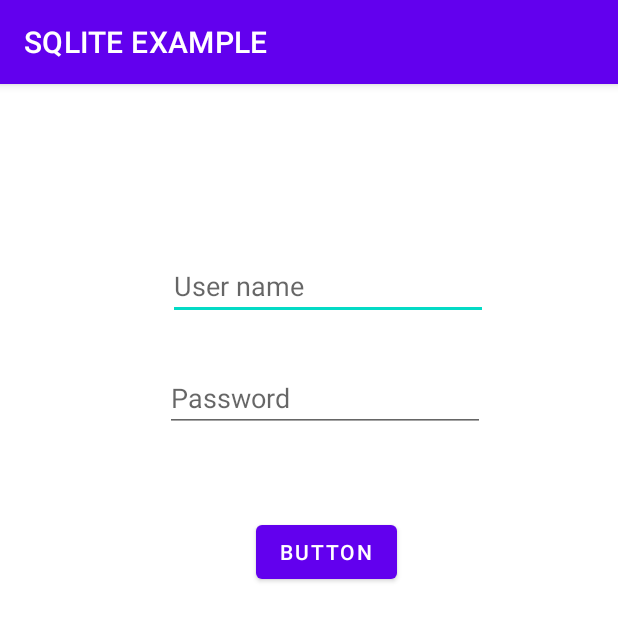
After one commit to Sabindara17/ActivityToFragment, an Android app: the UpdateActivity screen opened directly, with no data from a screen before it, on a phone screen of 412 x 824 dp. The commit adds this screen. Shown: the top 621 px of the screen. Run offline under Robolectric (Android 15) with nearby library versions, the phone set to English and light mode, and no system bars.

Commit message:
update done

```diff
--- /dev/null
+++ b/app/src/main/java/com/example/activitytofragment/UpdateActivity.java
@@ -0,0 +1,55 @@
+package com.example.activitytofragment;
+
+import static android.content.ContentValues.TAG;
+
+import androidx.appcompat.app.AppCompatActivity;
+
+import android.os.Bundle;
+import android.util.Log;
+import android.view.View;
+import android.widget.Button;
+import android.widget.EditText;
+import android.widget.Toast;
+
+public class UpdateActivity extends AppCompatActivity {
+    EditText uname_et , pass_et;
+    Button btn;
+
+    String id, name , pass;
+
+    @Override
+    protected void onCreate(Bundle savedInstanceState) {
+        super.onCreate(savedInstanceState);
+        setContentView(R.layout.activity_update);
+
+        uname_et = findViewById(R.id.et1);
+        pass_et = findViewById(R.id.et2);
+        btn= findViewById(R.id.button);
+        getIntetData();
+        btn.setOnClickListener(new View.OnClickListener() {
+            @Override
+            public void onClick(View v) {
+                DBHelper dbHelper =new DBHelper(UpdateActivity.this);
+
+                dbHelper.updateData(new DataClass("s","u"),id);
+
+            }
+        });
+
+
+    }
+
+    void getIntetData(){
+        if(getIntent().hasExtra("name")){
+            name = getIntent().getStringExtra("name");
+            pass = getIntent().getStringExtra("pass");
+            id = getIntent().getStringExtra("id");
+            Log.d("ID", "getIntetData: "+id);
+            uname_et.setText(name);
+            pass_et.setText(pass);
+
+        }else{
+            Toast.makeText(this, "No data!!!", Toast.LENGTH_SHORT).show();
+        }
+    }
+}
--- a/app/src/main/res/layout/activity_main_sql.xml
+++ b/app/src/main/res/layout/activity_main_sql.xml
@@ -30,4 +30,5 @@
         app:layout_constraintEnd_toEndOf="parent"
         app:layout_constraintStart_toStartOf="parent"
         app:layout_constraintTop_toTopOf="parent" />
+
 </androidx.constraintlayout.widget.ConstraintLayout>
--- /dev/null
+++ b/app/src/main/res/layout/activity_update.xml
@@ -0,0 +1,44 @@
+<?xml version="1.0" encoding="utf-8"?>
+<androidx.constraintlayout.widget.ConstraintLayout xmlns:android="http://schemas.android.com/apk/res/android"
+    xmlns:app="http://schemas.android.com/apk/res-auto"
+    xmlns:tools="http://schemas.android.com/tools"
+    android:layout_width="match_parent"
+    android:layout_height="match_parent"
+    tools:context=".AddActivity">
+
+    <EditText
+        android:id="@+id/et1"
+        android:layout_width="wrap_content"
+        android:layout_height="wrap_content"
+        android:layout_marginStart="112dp"
+        android:layout_marginTop="112dp"
+        android:ems="10"
+        android:inputType="textPersonName"
+        android:hint="User name"
+        app:layout_constraintStart_toStartOf="parent"
+        app:layout_constraintTop_toTopOf="parent" />
+
+    <EditText
+        android:id="@+id/et2"
+        android:layout_width="wrap_content"
+        android:layout_height="wrap_content"
+        android:layout_marginTop="29dp"
+        android:layout_marginEnd="2dp"
+        android:ems="10"
+        android:inputType="textPersonName"
+        android:hint="Password"
+        app:layout_constraintEnd_toEndOf="@+id/et1"
+        app:layout_constraintTop_toBottomOf="@+id/et1" />
+
+    <Button
+        android:id="@+id/button"
+        android:layout_width="wrap_content"
+        android:layout_height="wrap_content"
+        android:layout_marginStart="57dp"
+        android:layout_marginTop="56dp"
+        android:layout_marginEnd="57dp"
+        android:text="Button"
+        app:layout_constraintEnd_toEndOf="@+id/et2"
+        app:layout_constraintStart_toStartOf="@+id/et1"
+        app:layout_constraintTop_toBottomOf="@+id/et2" />
+</androidx.constraintlayout.widget.ConstraintLayout>
--- a/app/src/main/res/layout/rv_item.xml
+++ b/app/src/main/res/layout/rv_item.xml
@@ -3,7 +3,9 @@
     xmlns:app="http://schemas.android.com/apk/res-auto"
     xmlns:tools="http://schemas.android.com/tools"
     android:layout_width="match_parent"
-    android:layout_height="wrap_content">
+    android:layout_height="wrap_content"
+    android:id="@+id/rv_item"
+    >
 
     <TextView
         android:id="@+id/tv_id"
```
Also changed, not shown: app/src/main/AndroidManifest.xml (+5 -2 lines), app/src/main/java/com/example/activitytofragment/AddActivity.java (+11 -5 lines), app/src/main/java/com/example/activitytofragment/CustomAdapter.java (+27 -4 lines), app/src/main/java/com/example/activitytofragment/DBHelper.java (+59 -2 lines), app/src/main/java/com/example/activitytofragment/MainActivitySql.java (+45 -8 lines).
